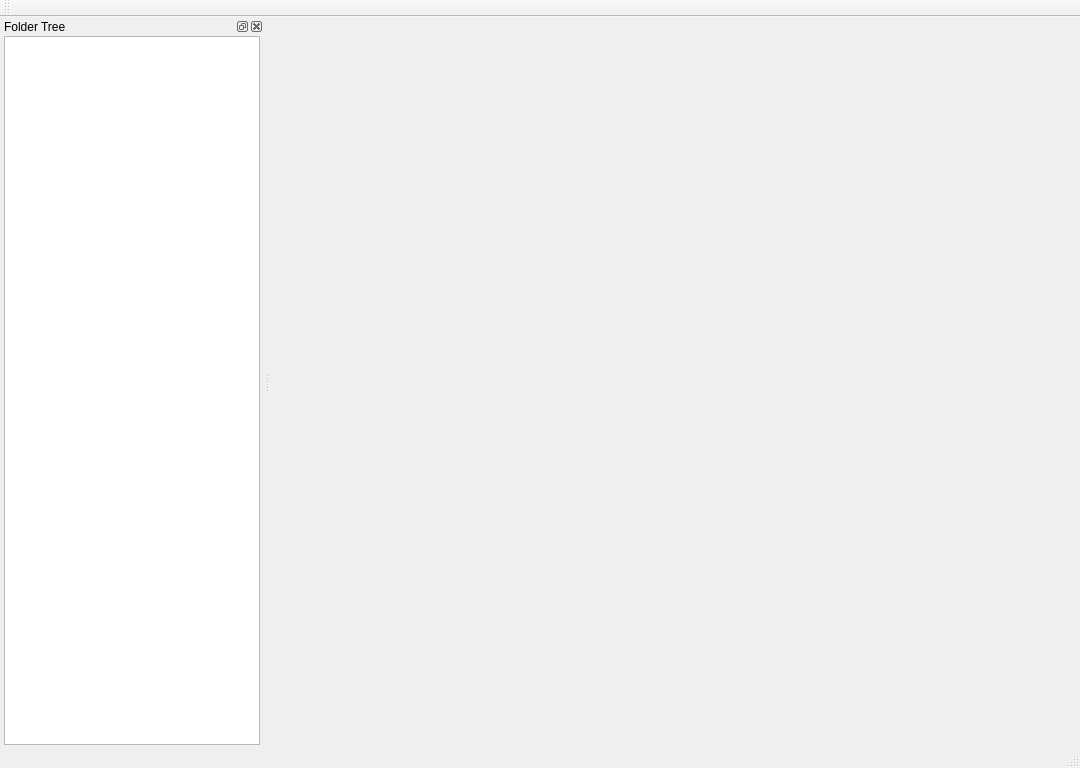
This is Neptune/Neptune/Neptune.ui in Naoto89/Neptune as Qt 5 draws it before an edit. The edited form follows.
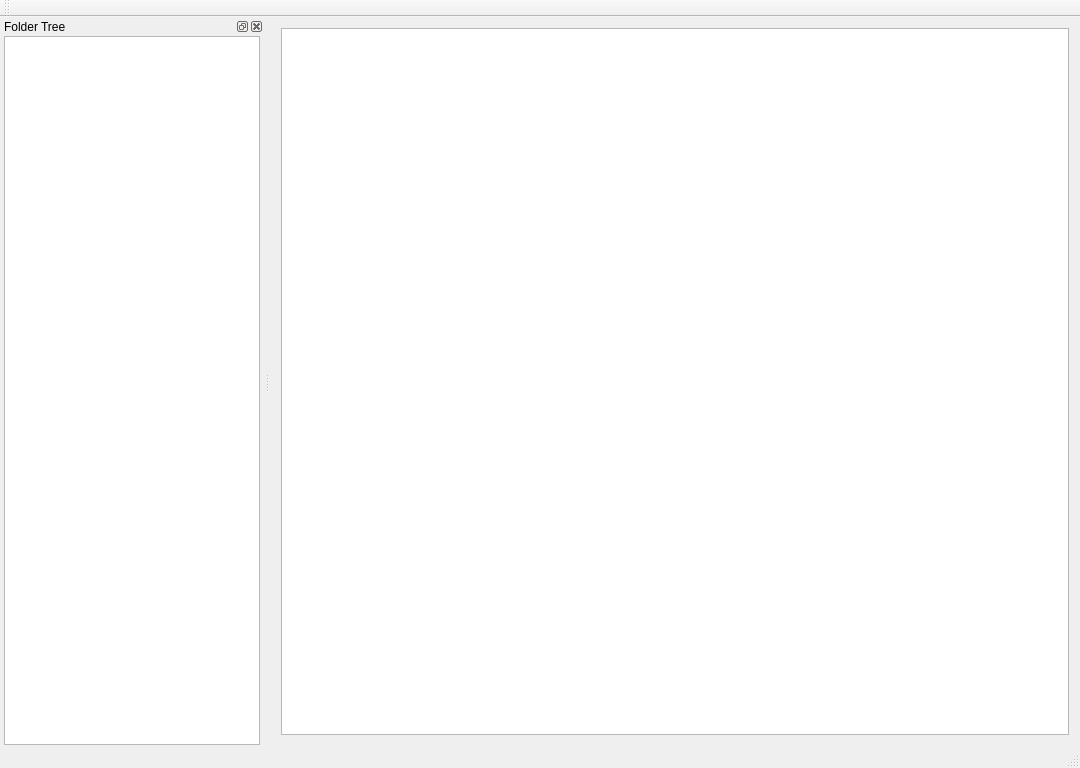
This is the edited form.

The edit to the form file:
```diff
--- a/Neptune/Neptune/Neptune.ui
+++ b/Neptune/Neptune/Neptune.ui
@@ -13,7 +13,13 @@
   <property name="windowTitle">
    <string>Neptune</string>
   </property>
-  <widget class="QWidget" name="m_centralWidget"/>
+  <widget class="QWidget" name="m_centralWidget">
+   <layout class="QGridLayout" name="gridLayout">
+    <item row="0" column="0">
+     <widget class="QListWidget" name="m_listWidget"/>
+    </item>
+   </layout>
+  </widget>
   <widget class="QMenuBar" name="m_menuBar">
    <property name="geometry">
     <rect>
```
Left out of the diff: 22 changed lines with no effect on the pictures.
